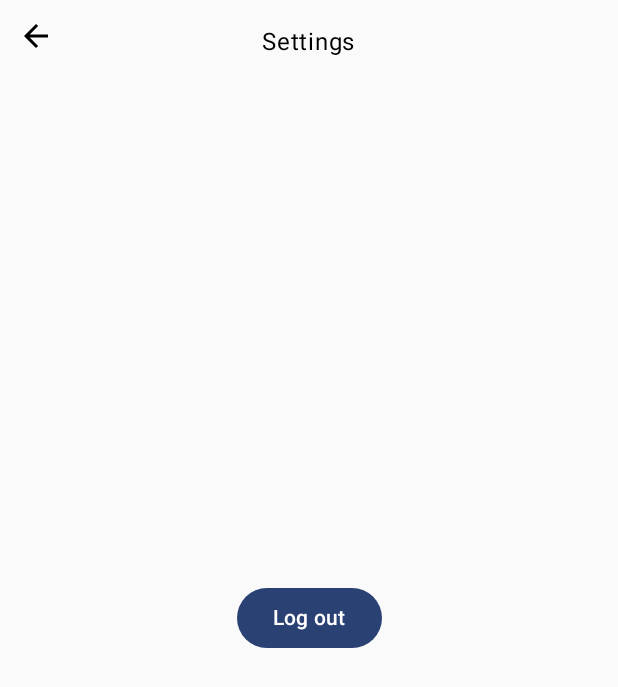
After one commit to raysunjello/Unify, an Android app built with Jetpack Compose: the SettingsPage screen opened through its navigation route, on a phone screen of 412 x 824 dp. The commit adds this screen. Shown: the top 687 px of the screen. Run offline under Robolectric (Android 15) with nearby library versions, the phone set to English and light mode, and no system bars; our stand-ins replace Firebase (no records; nobody signed in at launch, a user with empty details on screens opened directly), Room's generated code.

Commit message:
Create settings page and logout feature.

```diff
--- a/app/src/main/java/com/cs407/unify/MainActivity.kt
+++ b/app/src/main/java/com/cs407/unify/MainActivity.kt
@@ -6,12 +6,18 @@ import androidx.activity.compose.setContent
 import androidx.activity.enableEdgeToEdge
 import androidx.compose.runtime.Composable
 import androidx.compose.runtime.LaunchedEffect
+import androidx.compose.runtime.remember
+import androidx.compose.ui.platform.LocalContext
+import androidx.lifecycle.ViewModel
+import androidx.lifecycle.viewmodel.compose.viewModel
 import androidx.navigation.NavType
 import com.cs407.unify.ui.theme.UnifyTheme
 import androidx.navigation.compose.NavHost
 import androidx.navigation.compose.composable
 import androidx.navigation.compose.rememberNavController
 import androidx.navigation.navArgument
+import com.cs407.unify.ViewModels.UserViewModel
+import com.cs407.unify.data.AppDatabase
 import com.cs407.unify.ui.screens.HomePage.SearchPage
 import com.cs407.unify.ui.screens.LoginPage
 import com.cs407.unify.ui.screens.MainFeedPage
@@ -22,6 +28,8 @@ import com.cs407.unify.ui.components.threads.ThreadPage
 import com.cs407.unify.ui.components.threads.ThreadStore
 import com.cs407.unify.ui.screens.profile.ProfilePagePosts
 import com.cs407.unify.ui.screens.RegistrationPage
+import com.cs407.unify.ui.screens.profile.SettingsPage
+import androidx.lifecycle.ViewModelProvider
 
 
 class MainActivity : ComponentActivity() {
@@ -40,6 +48,27 @@ class MainActivity : ComponentActivity() {
 @Composable
 fun AppNavigation() {
     val navController = rememberNavController()
+
+
+    val context = LocalContext.current
+
+    // Build the database and DAOs once for this composition
+    val appDatabase = remember { AppDatabase.getDatabase(context) }
+    val userDao = remember { appDatabase.userDao() }
+    val deleteDao = remember { appDatabase.deleteDao() }
+
+    // Create UserViewModel with a custom factory that passes the DAOs
+    val userViewModel: UserViewModel = viewModel(
+        factory = object : ViewModelProvider.Factory {
+            override fun <T : ViewModel> create(modelClass: Class<T>): T {
+                if (modelClass.isAssignableFrom(UserViewModel::class.java)) {
+                    @Suppress("UNCHECKED_CAST")
+                    return UserViewModel(userDao, deleteDao) as T
+                }
+                throw IllegalArgumentException("Unknown ViewModel class")
+            }
+        }
+    )
 
     NavHost(
         navController = navController,
@@ -103,7 +132,8 @@ fun AppNavigation() {
                 onNavigateToMarketPage = { navController.navigate("market") },
                 onNavigateToMainFeedPage = { navController.navigate("mainfeed") },
                 onNavigateToSearchPage = { navController.navigate("search") },
-                onNavigateToMyPosts = { navController.navigate("my_posts")}
+                onNavigateToMyPosts = { navController.navigate("my_posts")},
+                onNavigateToSettingsPage = {navController.navigate("settings")}
             )
         }
 
@@ -143,6 +173,12 @@ fun AppNavigation() {
             }
         }
 
+        composable("settings") {
+            SettingsPage(
+                navController = navController,
+                userViewModel = userViewModel)
+        }
+
 
 
     }
--- a/app/src/main/java/com/cs407/unify/ViewModels/UserViewModel.kt
+++ b/app/src/main/java/com/cs407/unify/ViewModels/UserViewModel.kt
@@ -1,6 +1,7 @@
 package com.cs407.unify.ViewModels
 
 import androidx.lifecycle.ViewModel
+import androidx.lifecycle.viewModelScope
 import com.cs407.unify.data.UserState
 import com.google.firebase.Firebase
 import com.google.firebase.auth.FirebaseAuth
@@ -8,8 +9,15 @@ import com.google.firebase.auth.auth
 import kotlinx.coroutines.flow.MutableStateFlow
 import kotlinx.coroutines.flow.asStateFlow
 import kotlinx.coroutines.flow.update
+import com.cs407.unify.data.UserDao
+import com.cs407.unify.data.DeleteDao
+import kotlinx.coroutines.Dispatchers
+import kotlinx.coroutines.launch
 
-class UserViewModel : ViewModel() {
+class UserViewModel(
+    private val userDao: UserDao,
+    private val deleteDao: DeleteDao
+) : ViewModel() {
     // Private mutable state (only ViewModel can modify)
     private val _userState = MutableStateFlow(UserState())
 
@@ -38,4 +46,32 @@ class UserViewModel : ViewModel() {
     fun clearUser() {
         _userState.value = UserState()
     }
+
+    /**
+     * Logout:
+     * 1. Get current UID from userstate
+     * 2. Sign out from firebase
+     * 3. Delete row from local DB
+     * 4. Clear in-memory UserState
+     */
+    fun logout(){
+        //1
+        val uidToClear = _userState.value.uid
+
+        //2
+        auth.signOut()
+
+        //3 (done on background thread)
+        viewModelScope.launch(Dispatchers.IO) {
+            if (uidToClear.isNotBlank()) {
+                val user = userDao.getByUID(uidToClear)
+                if (user != null) {
+                    deleteDao.delete(user.userId)
+                }
+            }
+        }
+
+        //4
+        clearUser()
+    }
 }
--- a/app/src/main/java/com/cs407/unify/auth/AuthHelper.kt
+++ b/app/src/main/java/com/cs407/unify/auth/AuthHelper.kt
@@ -84,3 +84,8 @@ fun signIn(
             }
         }
 }
+
+fun logout() {
+    val auth = FirebaseAuth.getInstance()
+    auth.signOut()
+}
--- /dev/null
+++ b/app/src/main/java/com/cs407/unify/ui/screens/profile/SettingsPage.kt
@@ -0,0 +1,62 @@
+package com.cs407.unify.ui.screens.profile
+
+import androidx.compose.foundation.layout.Box
+import androidx.compose.foundation.layout.fillMaxSize
+import androidx.compose.foundation.layout.padding
+import androidx.compose.material.icons.Icons
+import androidx.compose.material.icons.automirrored.filled.ArrowBack
+import androidx.compose.material.icons.filled.ArrowBack
+import androidx.compose.material3.Button
+import androidx.compose.material3.Icon
+import androidx.compose.material3.IconButton
+import androidx.compose.material3.Text
+import androidx.compose.runtime.Composable
+import androidx.compose.ui.Alignment
+import androidx.compose.ui.Modifier
+import androidx.compose.ui.unit.dp
+import androidx.navigation.NavController
+import com.cs407.unify.ViewModels.UserViewModel
+
+@Composable
+fun SettingsPage (
+    navController: NavController,
+    userViewModel: UserViewModel
+){
+    Box(
+        modifier = Modifier
+            .fillMaxSize()
+    ){
+        IconButton(
+            onClick = { navController.popBackStack()},
+            modifier = Modifier
+                .align(Alignment.TopStart)
+        ){
+            Icon(
+                imageVector = Icons.AutoMirrored.Filled.ArrowBack,
+                contentDescription = "Back Arrow"
+            )
+        }
+
+        Text(
+            text = "Settings",
+            modifier = Modifier
+                .align(Alignment.TopCenter)
+                .padding(16.dp)
+        )
+
+        // Logout button
+        Button(
+            onClick = {
+                userViewModel.logout()
+                navController.navigate("login") {
+                    popUpTo("home") { inclusive = true }  // remove home from backstack
+                }
+            },
+            modifier = Modifier
+                .align(Alignment.Center)
+                .padding(16.dp)
+        ) {
+            Text("Log out")
+        }
+    }
+}
```
Also changed, not shown: app/src/main/java/com/cs407/unify/ui/screens/profile/ProfilePage.kt (+19 -1 lines).
